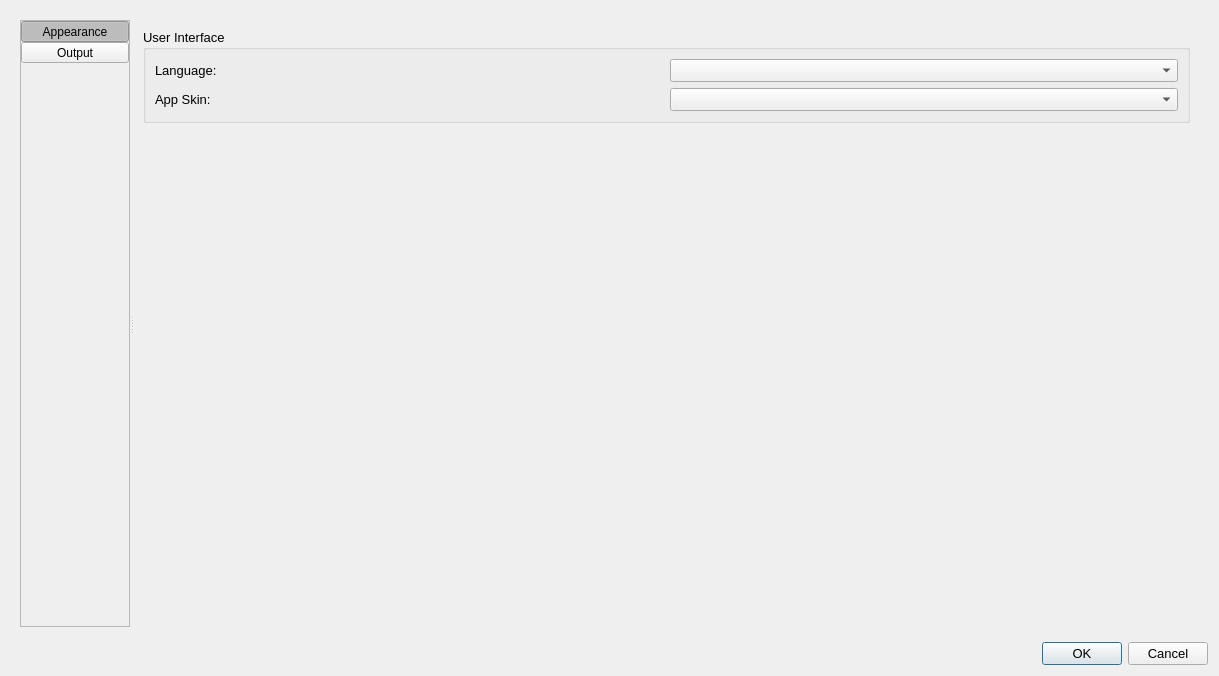
The window that src/ui/fpssettingsdialog.ui (zxunge/FreePictureSplitter) describes before a commit, drawn with Qt 5.
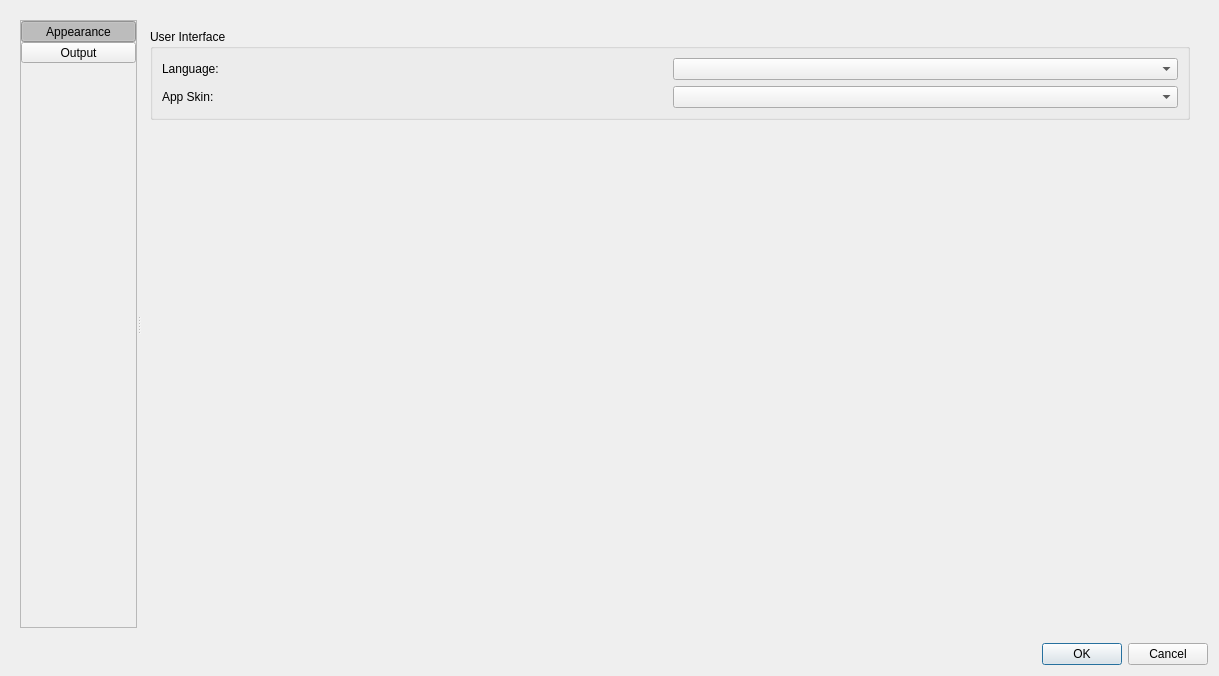
The same window after the commit. Icons and pictures are not drawn.

Commit message: Adjust app fonts.

```diff
--- a/src/ui/fpssettingsdialog.ui
+++ b/src/ui/fpssettingsdialog.ui
@@ -10,12 +10,6 @@
     <height>676</height>
    </rect>
   </property>
-  <property name="font">
-   <font>
-    <family>Segoe UI</family>
-    <pointsize>10</pointsize>
-   </font>
-  </property>
   <property name="windowTitle">
    <string>FreePictureSplitter Settings</string>
   </property>
```
The commit also changes 8 other files.
